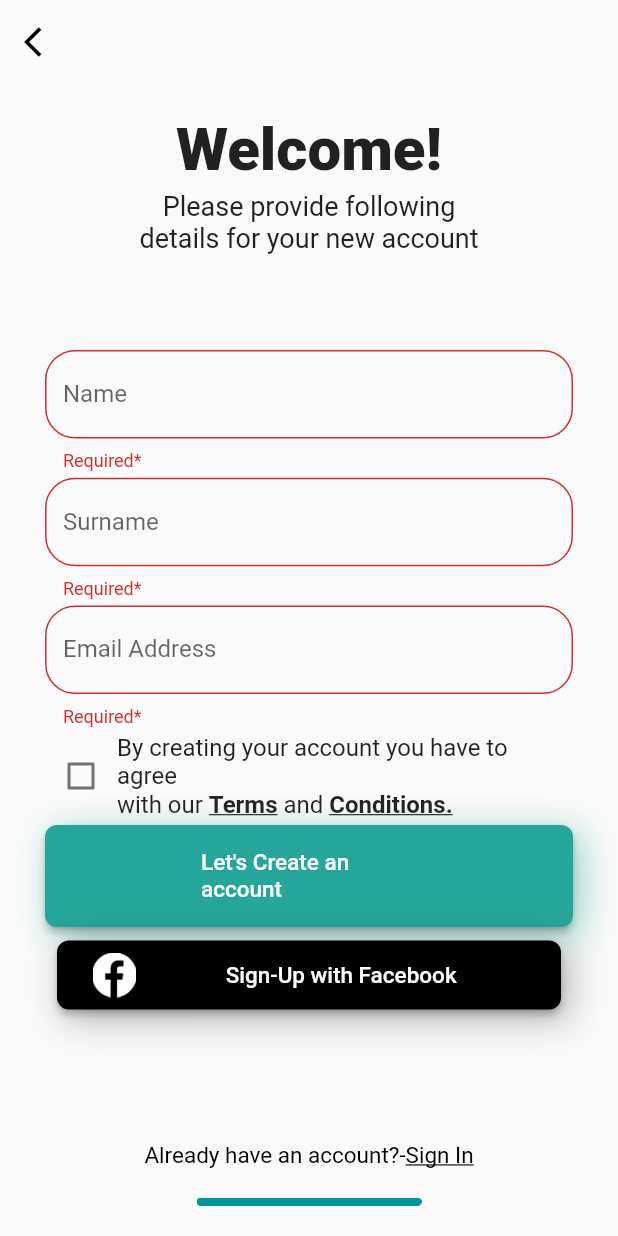
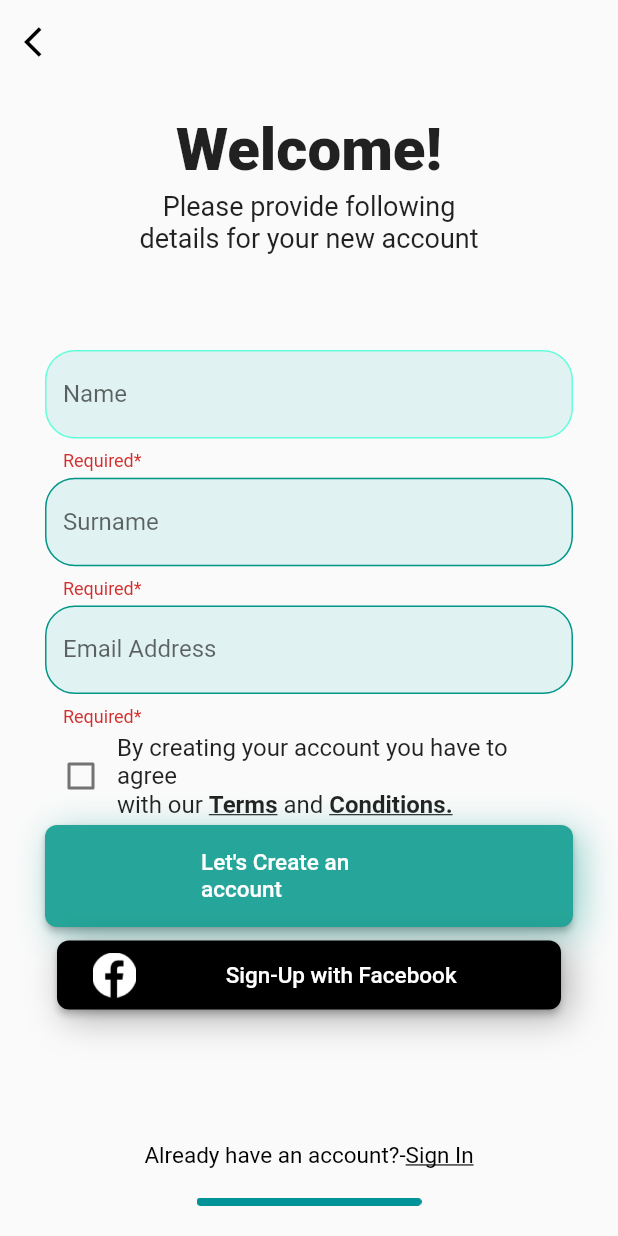
Before and after one commit to shivani-kerai/Surprisement-UI, a Flutter app: the Signup screen opened directly, on a phone screen of 412 x 824 dp. Run offline on Flutter 3.47's test engine with Material 2 defaults, Android fonts, the phone set to English and light mode, and no system bars; our stand-ins replace form_field_validator.

Commit message:
commit on master

```diff
--- a/lib/sign-in/SignUpScreen.dart
+++ b/lib/sign-in/SignUpScreen.dart
@@ -100,10 +100,21 @@ class _SignupState extends State<Signup> {
               ),
               TextFormField(
                 decoration: InputDecoration(
-                  labelText: 'Name',
-                  border: OutlineInputBorder(
-                      borderRadius: BorderRadius.circular(20.0)),
-                ),
+                    labelText: 'Name',
+                    border: OutlineInputBorder(
+                        borderSide: BorderSide(color: Colors.teal),
+                        borderRadius: BorderRadius.circular(20.0)),
+                    focusedBorder: OutlineInputBorder(
+                        borderRadius: BorderRadius.circular(20.0),
+                        borderSide: BorderSide(color: Colors.teal)),
+                    focusedErrorBorder: OutlineInputBorder(
+                        borderRadius: BorderRadius.circular(20.0),
+                        borderSide: BorderSide(color: Colors.tealAccent)),
+                    errorBorder: OutlineInputBorder(
+                        borderRadius: BorderRadius.circular(20.0),
+                        borderSide: BorderSide(color: Colors.tealAccent)),
+                    filled: true,
+                    fillColor: Colors.teal.shade50),
                 autocorrect: true,
                 textDirection: TextDirection.ltr,
                 validator: RequiredValidator(errorText: 'Required*'),
@@ -112,16 +123,35 @@ class _SignupState extends State<Signup> {
                 decoration: InputDecoration(
                     labelText: 'Surname',
                     border: OutlineInputBorder(
-                        borderRadius: BorderRadius.circular(20.0))),
+                        borderSide: BorderSide(color: Colors.teal),
+                        borderRadius: BorderRadius.circular(20.0)),
+                    focusedBorder: OutlineInputBorder(
+                        borderRadius: BorderRadius.circular(20.0),
+                        borderSide: BorderSide(color: Colors.teal)),
+                    errorBorder: OutlineInputBorder(
+                        borderRadius: BorderRadius.circular(20.0),
+                        borderSide: BorderSide(color: Colors.teal)),
+                    filled: true,
+                    fillColor: Colors.teal.shade50),
                 autocorrect: true,
                 textDirection: TextDirection.ltr,
                 validator: RequiredValidator(errorText: 'Required*'),
               ),
               TextFormField(
                   decoration: InputDecoration(
-                      labelText: 'Email Address',
-                      border: OutlineInputBorder(
-                          borderRadius: BorderRadius.circular(20.0))),
+                    labelText: 'Email Address',
+                    border: OutlineInputBorder(
+                        borderSide: BorderSide(color: Colors.teal),
+                        borderRadius: BorderRadius.circular(20.0)),
+                    focusedBorder: OutlineInputBorder(
+                        borderRadius: BorderRadius.circular(20.0),
+                        borderSide: BorderSide(color: Colors.teal)),
+                    filled: true,
+                    fillColor: Colors.teal.shade50,
+                    errorBorder: OutlineInputBorder(
+                        borderRadius: BorderRadius.circular(20.0),
+                        borderSide: BorderSide(color: Colors.teal)),
+                  ),
                   autocorrect: true,
                   textDirection: TextDirection.ltr,
                   validator: MultiValidator([
```
